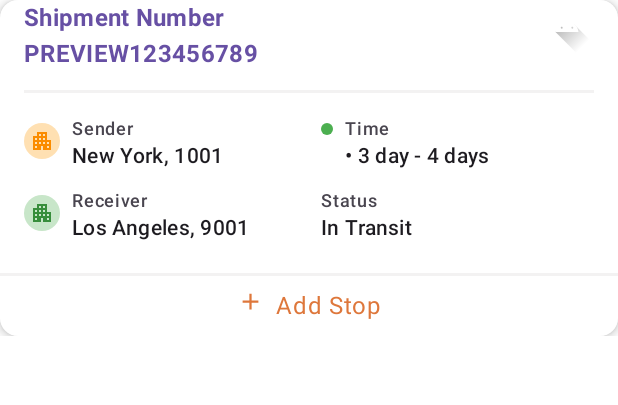
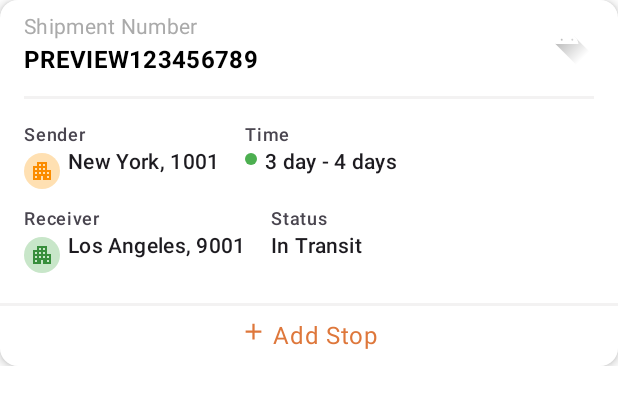
Before and after one commit to Kagiri11/Shipments, an Android app built with Jetpack Compose: the @Preview function TrackingInfoCardPreview, on a phone screen of 412 x 824 dp. Shown: the top 405 px of the screen. Run offline under Robolectric (Android 15) with nearby library versions, the phone set to English and light mode, and no system bars; pictures from the network do not load.

Commit message:
Clean up tracking section

```diff
--- a/app/src/main/java/com/cmaina/shipments/ui/screens/home/HomeSearchBar.kt
+++ b/app/src/main/java/com/cmaina/shipments/ui/screens/home/HomeSearchBar.kt
@@ -38,9 +38,6 @@ import androidx.compose.ui.tooling.preview.Preview
 import androidx.compose.ui.unit.dp
 import com.cmaina.shipments.ui.theme.ShipmentsBrown
 import com.cmaina.shipments.ui.theme.ShipmentsPurple
-
-// Color defined in HomeScreen.kt or your Theme.kt
-// val SearchBarIconBackgroundColor = Color(0xFFFFA726) // Orange
 
 @OptIn(ExperimentalMaterial3Api::class)
 @Composable
--- a/app/src/main/java/com/cmaina/shipments/ui/screens/home/HomeViewModel.kt
+++ b/app/src/main/java/com/cmaina/shipments/ui/screens/home/HomeViewModel.kt
@@ -153,7 +153,7 @@ class HomeViewModel : ViewModel() {
             vehicleIconUrl = null, // Or a placeholder/test image URL for the forklift
             sender = TrackingParty(city = "Atlanta", locationCode = "5243"),
             receiver = TrackingParty(city = "Chicago", locationCode = "6342"),
-            deliveryTimeEstimate = "2 day -3 days",
+            deliveryTimeEstimate = "2 day - 3 days",
             statusDescription = "Waiting to collect",
             allowAddStopFeature = true
         )
--- a/app/src/main/java/com/cmaina/shipments/ui/screens/home/TrackingSection.kt
+++ b/app/src/main/java/com/cmaina/shipments/ui/screens/home/TrackingSection.kt
@@ -46,6 +46,7 @@ import com.cmaina.shipments.R // For placeholder drawables
 import com.cmaina.shipments.domain.model.tracking.ActiveTrackingSummary
 import com.cmaina.shipments.domain.model.tracking.TrackingParty
 import com.cmaina.shipments.ui.theme.ShipmentsBrown
+import com.cmaina.shipments.ui.theme.ShipmentsGrey
 import com.cmaina.shipments.ui.theme.ShipmentsSmokeWhite
 
 // --- Tracking Section Composable ---
@@ -78,27 +79,34 @@ fun TrackingInfoSection(
     trackingInfo: ActiveTrackingSummary,
     onAddStopClick: () -> Unit
 ) {
-    Card(modifier = Modifier.wrapContentHeight(), colors = CardDefaults.cardColors(containerColor = Color.White), elevation = CardDefaults.cardElevation(defaultElevation = 4.dp)) {
+    Card(
+        modifier = Modifier.wrapContentHeight(),
+        colors = CardDefaults.cardColors(containerColor = Color.White),
+        elevation = CardDefaults.cardElevation(defaultElevation = 4.dp)
+    ) {
         Column(
             modifier = Modifier
                 .fillMaxWidth()
         ) {
             // Top: Shipment Number and Forklift Icon
+            Spacer(modifier = Modifier.height(8.dp))
             Row(
-                modifier = Modifier.fillMaxWidth().padding(horizontal = 16.dp),
+                modifier = Modifier
+                    .fillMaxWidth()
+                    .padding(horizontal = 16.dp),
                 verticalAlignment = Alignment.Top,
                 horizontalArrangement = Arrangement.SpaceBetween
             ) {
                 Column {
                     Text(
                         text = "Shipment Number",
-                        style = MaterialTheme.typography.titleMedium.copy(fontWeight = FontWeight.Bold),
-                        color = MaterialTheme.colorScheme.primary
+                        style = MaterialTheme.typography.bodyMedium.copy(fontWeight = FontWeight.Normal),
+                        color = ShipmentsGrey
                     )
                     Text(
                         text = trackingInfo.shipmentNumber,
                         style = MaterialTheme.typography.titleMedium.copy(fontWeight = FontWeight.Bold),
-                        color = MaterialTheme.colorScheme.primary
+                        color = Color.Black
                     )
                 }
 
@@ -131,7 +139,10 @@ fun TrackingInfoSection(
             // Middle: Sender/Time and Receiver/Status Details
             // Row 1: Sender and Time
             Row(
-                modifier = Modifier.fillMaxWidth().height(IntrinsicSize.Min).padding(horizontal = 16.dp),
+                modifier = Modifier
+                    .fillMaxWidth()
+                    .height(IntrinsicSize.Min)
+                    .padding(horizontal = 16.dp),
                 horizontalArrangement = Arrangement.spacedBy(16.dp)
             ) {
                 TrackingDetailItem(
@@ -144,7 +155,12 @@ fun TrackingInfoSection(
                                 .padding(4.dp),
                             contentAlignment = Alignment.Center
                         ) {
-                            Icon(Icons.Filled.Apartment, contentDescription = "Sender Icon", tint = Color(0xFFFB8C00), modifier = Modifier.size(16.dp)) // Darker Orange
+                            Icon(
+                                Icons.Filled.Apartment,
+                                contentDescription = "Sender Icon",
+                                tint = Color(0xFFFB8C00),
+                                modifier = Modifier.size(16.dp)
+                            ) // Darker Orange
                         }
                     },
                     label = "Sender",
@@ -161,7 +177,7 @@ fun TrackingInfoSection(
                         )
                     },
                     label = "Time",
-                    value = "• ${trackingInfo.deliveryTimeEstimate}", // Added bullet here for consistency
+                    value = trackingInfo.deliveryTimeEstimate, // Added bullet here for consistency
                     modifier = Modifier.weight(1f)
                 )
             }
@@ -170,7 +186,10 @@ fun TrackingInfoSection(
 
             // Row 2: Receiver and Status
             Row(
-                modifier = Modifier.fillMaxWidth().height(IntrinsicSize.Min).padding(horizontal = 16.dp),
+                modifier = Modifier
+                    .fillMaxWidth()
+                    .height(IntrinsicSize.Min)
+                    .padding(horizontal = 16.dp),
                 horizontalArrangement = Arrangement.spacedBy(16.dp)
             ) {
                 TrackingDetailItem(
@@ -183,7 +202,12 @@ fun TrackingInfoSection(
                                 .padding(4.dp),
                             contentAlignment = Alignment.Center
                         ) {
-                            Icon(Icons.Filled.Apartment, contentDescription = "Receiver Icon", tint = Color(0xFF388E3C), modifier = Modifier.size(16.dp)) // Darker Green
+                            Icon(
+                                Icons.Filled.Apartment,
+                                contentDescription = "Receiver Icon",
+                                tint = Color(0xFF388E3C),
+                                modifier = Modifier.size(16.dp)
+                            ) // Darker Green
                         }
                     },
                     label = "Receiver",
@@ -208,17 +232,23 @@ fun TrackingInfoSection(
 
             // Bottom: Add Stop Button
             if (trackingInfo.allowAddStopFeature) {
-                Row(modifier = Modifier.fillMaxWidth().padding(vertical = 8.dp),
-                    horizontalArrangement = Arrangement.Center) {
+                Row(
+                    modifier = Modifier
+                        .fillMaxWidth()
+                        .padding(vertical = 8.dp),
+                    horizontalArrangement = Arrangement.Center
+                ) {
                     Icon(
                         imageVector = Icons.Filled.Add,
                         contentDescription = "Add Stop Icon",
                         modifier = Modifier.size(18.dp),
                         tint = ShipmentsBrown
                     )
-                    Spacer(modifier = Modifier.width(8.dp))
-                    Text(text = "Add Stop",
-                        color = ShipmentsBrown)
+                    Spacer(modifier = Modifier.width(4.dp))
+                    Text(
+                        text = "Add Stop",
+                        color = ShipmentsBrown
+                    )
                 }
             }
         }
@@ -233,22 +263,19 @@ fun TrackingDetailItem(
     value: String,
     modifier: Modifier = Modifier
 ) {
-    Row(
-        modifier = modifier,
-        verticalAlignment = Alignment.Top // Align icon to top if text wraps
-    ) {
-        icon?.let {
-            Box(modifier = Modifier.padding(top = 4.dp)) { // Align icon with first line of text
-                it()
+    Column {
+        Text(
+            text = label,
+            style = MaterialTheme.typography.labelMedium,
+            color = MaterialTheme.colorScheme.onSurfaceVariant
+        )
+        Row {
+            icon?.let {
+                Box(modifier = Modifier.padding(top = 4.dp)) { // Align icon with first line of text
+                    it()
+                }
+                Spacer(modifier = Modifier.width(5.dp))
             }
-            Spacer(modifier = Modifier.width(8.dp))
-        }
-        Column {
-            Text(
-                text = label,
-                style = MaterialTheme.typography.labelMedium,
-                color = MaterialTheme.colorScheme.onSurfaceVariant
-            )
             Text(
                 text = value,
                 style = MaterialTheme.typography.bodyMedium,
```
